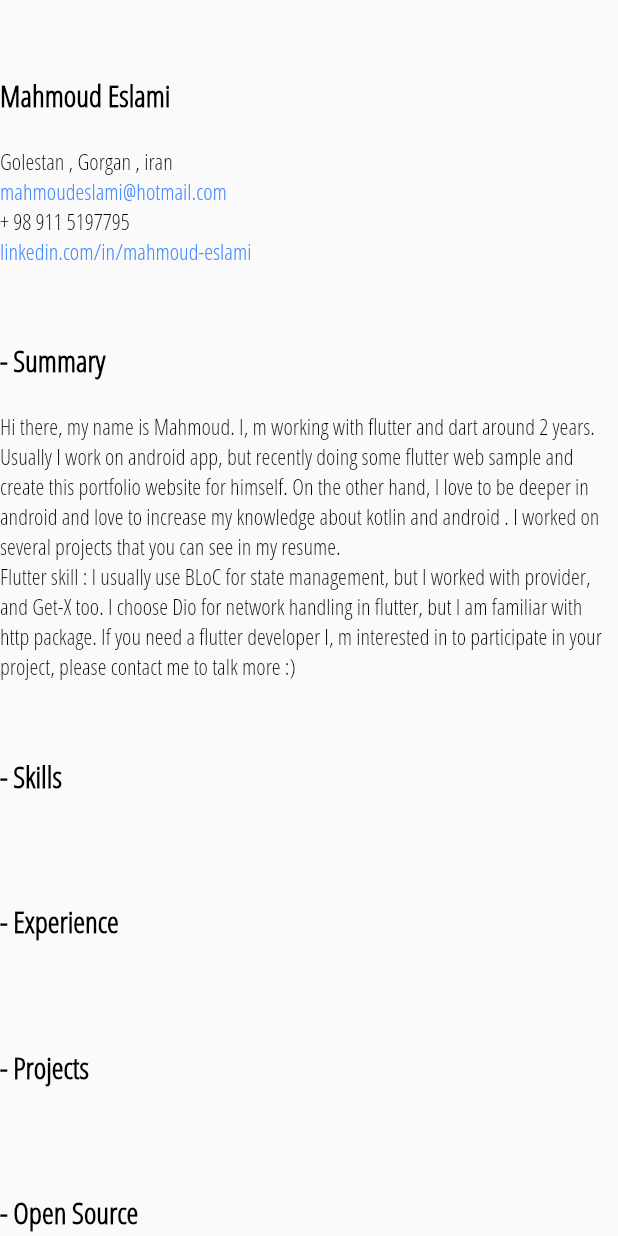
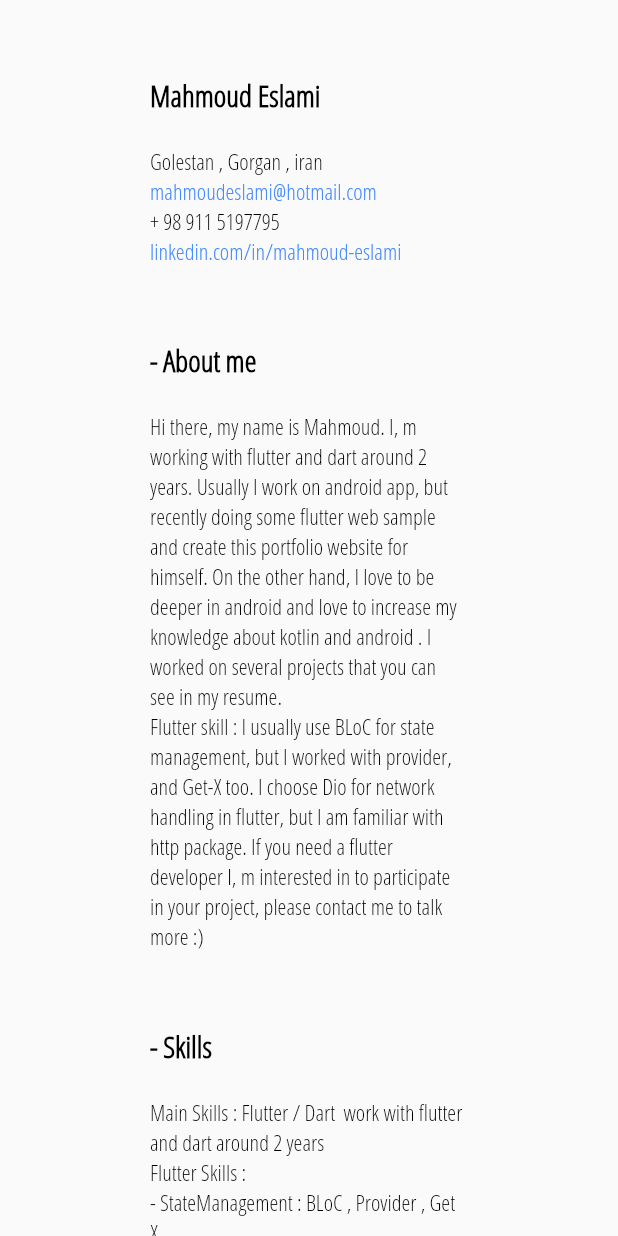
Before and after one commit to mahmoud-eslami/portfolio_flutter_web, a Flutter app: the ResumeScreen screen opened directly, on a phone screen of 412 x 824 dp. Run offline on Flutter 3.47's test engine with Material 2 defaults, Android fonts, the phone set to English and light mode, and no system bars; our stand-ins replace flutter_hooks, get, lottie, responsive_builder.

Commit message:
working on resume

```diff
--- a/lib/resource/strings.dart
+++ b/lib/resource/strings.dart
@@ -40,10 +40,10 @@ class AppString {
   static const String email = 'mahmoudeslami@hotmail.com';
 
   static const String location = 'Golestan , Gorgan , iran';
-  static const String summeryTitle = '- Summary';
+  static const String aboutMeTitle = '- About me';
   static const String experienceTitle = '- Experience';
   static const String skillTitle = '- Skills';
   static const String projectsTitle = '- Projects';
   static const String openSourceTitle = '- Open Source';
-  static const String socialMediaTitle = '- Social Media';
+  static const String reachMeTitle = '- Reach me';
 }
--- a/lib/ui/main_screen/main_screen.dart
+++ b/lib/ui/main_screen/main_screen.dart
@@ -159,7 +159,7 @@ class ContactMeWidget extends StatelessWidget {
                       width: SizeConfig.widthMultiplier * 4,
                     ),
                     Text(
-                      AppString.summeryTitle,
+                      AppString.aboutMeTitle,
                       style: skillTitleTheme,
                     ),
                   ],
--- a/lib/ui/mobile_screen/mobile_screen.dart
+++ b/lib/ui/mobile_screen/mobile_screen.dart
@@ -172,7 +172,7 @@ class MobileContactMeWidget extends StatelessWidget {
                     width: SizeConfig.widthMultiplier * 4,
                   ),
                   Text(
-                    AppString.summeryTitle,
+                    AppString.aboutMeTitle,
                     style: skillTitleTheme,
                   ),
                 ],
--- a/lib/ui/refactored_screen/resume.dart
+++ b/lib/ui/refactored_screen/resume.dart
@@ -1,6 +1,7 @@
 import 'package:flutter/material.dart';
 import 'package:portfolio/resource/colors.dart';
 import 'package:portfolio/resource/strings.dart';
+import 'package:portfolio/tools/size_config/size_config.dart';
 import 'package:responsive_builder/responsive_builder.dart';
 
 class ResumeScreen extends StatelessWidget {
@@ -30,6 +31,8 @@ class ResumeScreen extends StatelessWidget {
         );
         return Scaffold(
           body: SingleChildScrollView(
+            child: Padding(
+              padding: const EdgeInsets.symmetric(horizontal: 100),
               child: Column(
                 crossAxisAlignment: CrossAxisAlignment.start,
                 children: [
@@ -44,7 +47,7 @@ class ResumeScreen extends StatelessWidget {
                   const SizedBox(
                     height: 50,
                   ),
-                summaryWidget(
+                  aboutMeWidget(
                     title: bigTitleTheme,
                     description: descriptionTheme,
                   ),
@@ -79,11 +82,12 @@ class ResumeScreen extends StatelessWidget {
                   const SizedBox(
                     height: 50,
                   ),
-                socialMediaWidget(
+                  reachMeWidget(
                     title: bigTitleTheme,
                     description: descriptionTheme,
                   ),
                 ],
+              ),
             ),
           ),
         );
@@ -122,12 +126,12 @@ class ResumeScreen extends StatelessWidget {
     );
   }
 
-  Widget summaryWidget({TextStyle title, description}) {
+  Widget aboutMeWidget({TextStyle title, description}) {
     return Column(
       crossAxisAlignment: CrossAxisAlignment.start,
       children: [
         SelectableText(
-          AppString.summeryTitle,
+          AppString.aboutMeTitle,
           style: title,
         ),
         const SizedBox(
@@ -152,6 +156,15 @@ class ResumeScreen extends StatelessWidget {
         const SizedBox(
           height: 20,
         ),
+        SelectableText('Flutter developer'),
+        SelectableText('Freelancer'),
+        SelectableText('8 month'),
+        const SizedBox(
+          height: 20,
+        ),
+        SelectableText('Flutter developer'),
+        SelectableText('Dropp Technologies Group (internship)'),
+        SelectableText('8 month'),
       ],
     );
   }
@@ -166,6 +179,50 @@ class ResumeScreen extends StatelessWidget {
         ),
         const SizedBox(
           height: 20,
+        ),
+        SelectableText(
+          'Main Skills : ${AppString.flutter} / ${AppString.dart}  work with flutter and dart around 2 years',
+          style: description,
+        ),
+        SelectableText(
+          'Flutter Skills :',
+          style: description,
+        ),
+        SelectableText(
+          '- StateManagement : BLoC , Provider , Get X',
+          style: description,
+        ),
+        SelectableText(
+          '- Network handling : Dio , Https',
+          style: description,
+        ),
+        SelectableText(
+          '- dependency injection : get it , Get X',
+          style: description,
+        ),
+        SelectableText(
+          'Familiar with : ${AppString.django} / ${AppString.python}  I\'m working with django around 1 years and create some rest api as backend service',
+          style: description,
+        ),
+        SelectableText(
+          'Other Skills :',
+          style: description,
+        ),
+        SelectableText(
+          '- Git',
+          style: description,
+        ),
+        SelectableText(
+          '- Github',
+          style: description,
+        ),
+        SelectableText(
+          '- Trello as a collaboration tool',
+          style: description,
+        ),
+        SelectableText(
+          '- Scrum',
+          style: description,
         ),
       ],
     );
@@ -186,12 +243,12 @@ class ResumeScreen extends StatelessWidget {
     );
   }
 
-  Widget socialMediaWidget({TextStyle title, description}) {
+  Widget reachMeWidget({TextStyle title, description}) {
     return Column(
       crossAxisAlignment: CrossAxisAlignment.start,
       children: [
         SelectableText(
-          AppString.socialMediaTitle,
+          AppString.reachMeTitle,
           style: title,
         ),
         const SizedBox(
```
Lines whose indentation alone changed are shown as unchanged.
